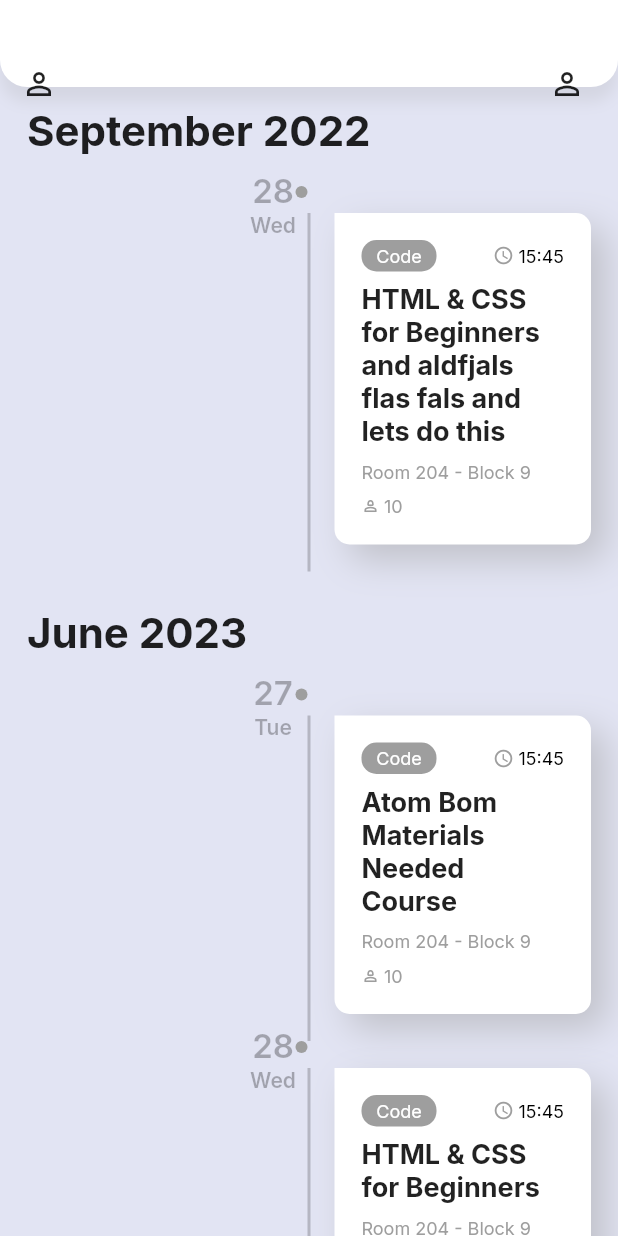
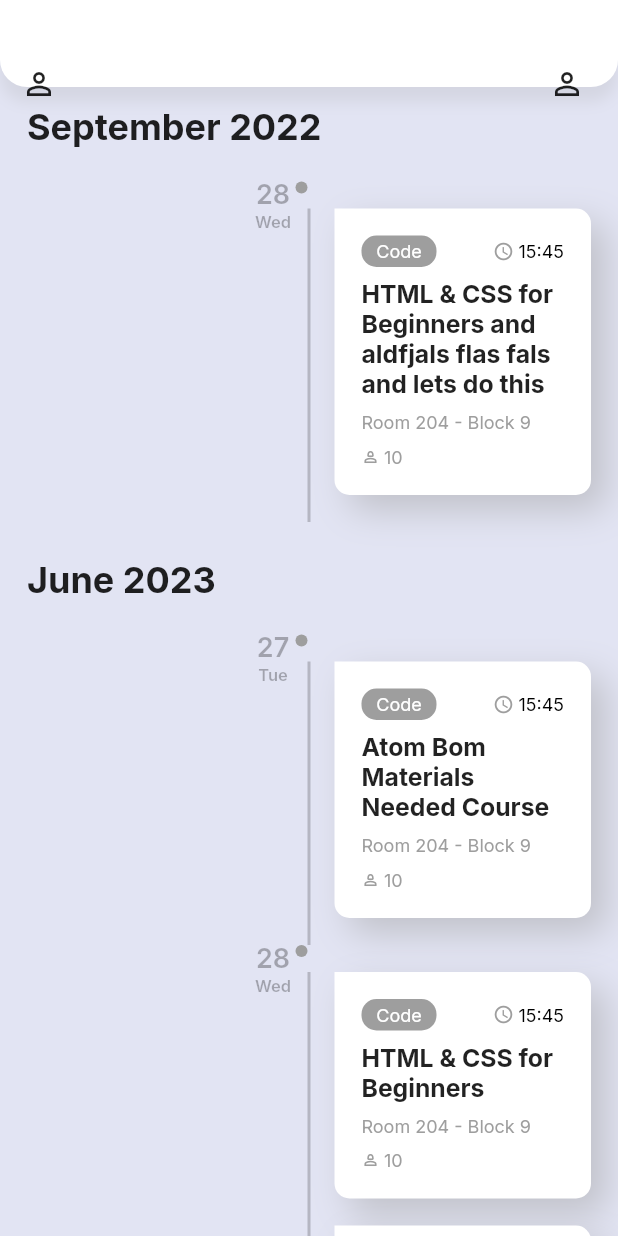
Before and after one commit to kucc1997/KUCCApp, a Flutter app: the TimeLine screen opened by its route, on a phone screen of 412 x 824 dp. Run offline on Flutter 3.47's test engine with Material 2 defaults, Android fonts, the phone set to English and light mode, and no system bars; drawn by our look-alikes of timelines; our stand-ins replace flutter_hooks, go_router, google_fonts; statements that could not run were skipped.

Commit message:
Edit UI of timeline page

```diff
--- a/lib/views/pages/timeline/components/date_and_dot.dart
+++ b/lib/views/pages/timeline/components/date_and_dot.dart
@@ -18,7 +18,7 @@ class DateAndDot extends StatelessWidget {
       child: Stack(children: [
         Indicator.dot(size: 8, color: Colors.grey),
         OverflowBox(
-          maxHeight: 38,
+          maxHeight: 48,
           maxWidth: 100,
           child: Container(
             alignment: Alignment.bottomCenter,
@@ -52,12 +52,12 @@ class StackedDayAndDayOfWeek extends StatelessWidget {
           day,
           style: GoogleFonts.inter(
               textStyle:
-                  const TextStyle(fontWeight: FontWeight.w600, fontSize: 22)),
+                  const TextStyle(fontWeight: FontWeight.w600, fontSize: 18)),
         ),
         Text(
           dayOfWeek,
           style: GoogleFonts.inter(
-              textStyle: const TextStyle(fontWeight: FontWeight.w600)),
+              textStyle: const TextStyle(fontWeight: FontWeight.w600,fontSize: 11)),
         ),
       ],
     );
--- a/lib/views/pages/timeline/components/timeline_tile.dart
+++ b/lib/views/pages/timeline/components/timeline_tile.dart
@@ -1,8 +1,6 @@
 import 'package:flutter/material.dart';
 import 'package:flutter_hooks/flutter_hooks.dart';
 import 'package:timelines/timelines.dart';
-
-import 'daydate_card.dart';
 import 'workshop_card.dart';
 
 class TimeLineTiles extends HookWidget {
--- a/lib/views/pages/timeline/components/workshop_detail.dart
+++ b/lib/views/pages/timeline/components/workshop_detail.dart
@@ -24,7 +24,7 @@ class WorkshopDetail extends HookWidget {
         Text(
           workshopName,
           style: GoogleFonts.inter(
-              textStyle: const TextStyle(fontWeight: FontWeight.bold, fontSize: 18)),
+              textStyle: const TextStyle(fontWeight: FontWeight.bold, fontSize: 16.5)),
         ),
         const SizedBox(height: 8),
         Text(
@@ -48,6 +48,6 @@ class WorkshopDetail extends HookWidget {
             ),
           ],
         ),
-    );
+  ]);
   }
 }
--- a/lib/views/pages/timeline/components/yearMonth_card.dart
+++ b/lib/views/pages/timeline/components/yearMonth_card.dart
@@ -12,12 +12,12 @@ class YearMonth extends StatelessWidget {
   Widget build(BuildContext context) {
     String _month = DateFormat.MMMM().format(DateTime(2023, month, 1));
     return Padding(
-      padding: const EdgeInsets.fromLTRB(0, 12, 8, 8),
+      padding: const EdgeInsets.fromLTRB(0, 12, 8, 10),
       child: Text(
         "$_month $year",
         style: GoogleFonts.inter(
             textStyle:
-                const TextStyle(fontSize: 28, fontWeight: FontWeight.bold)),
+                const TextStyle(fontSize: 24, fontWeight: FontWeight.bold)),
       ),
     );
   }
```
Also changed, not shown: lib/viewmodels/eventdetail_viewmodel.dart (added, +7 -0 lines), lib/views/pages/timeline/components/daydate_card.dart (deleted, +0 -32 lines).
